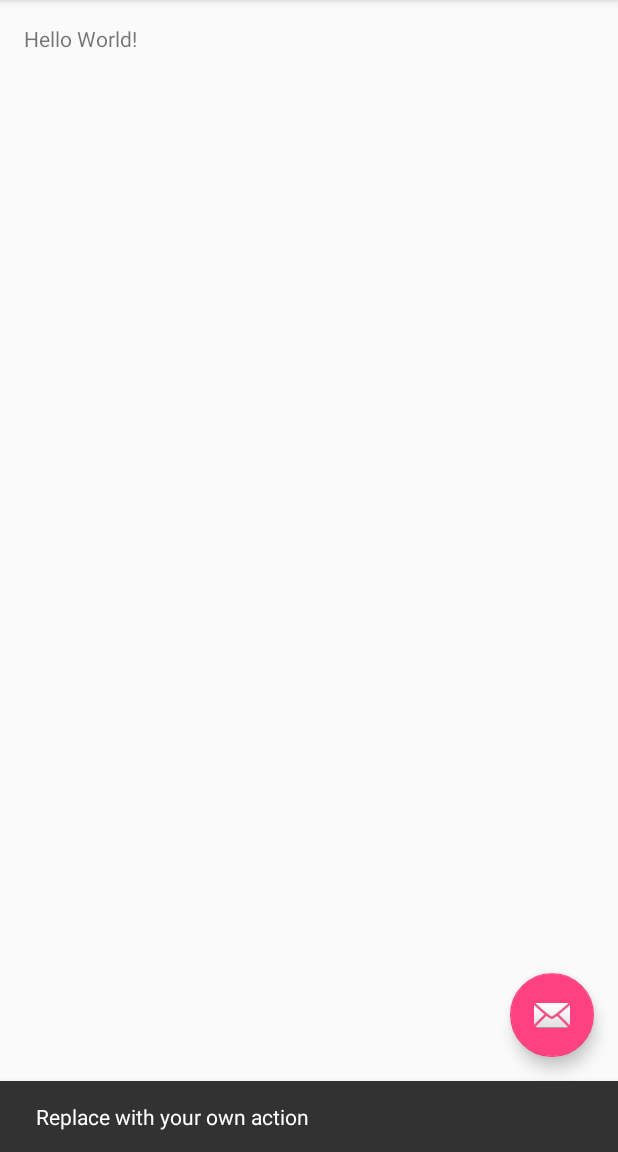
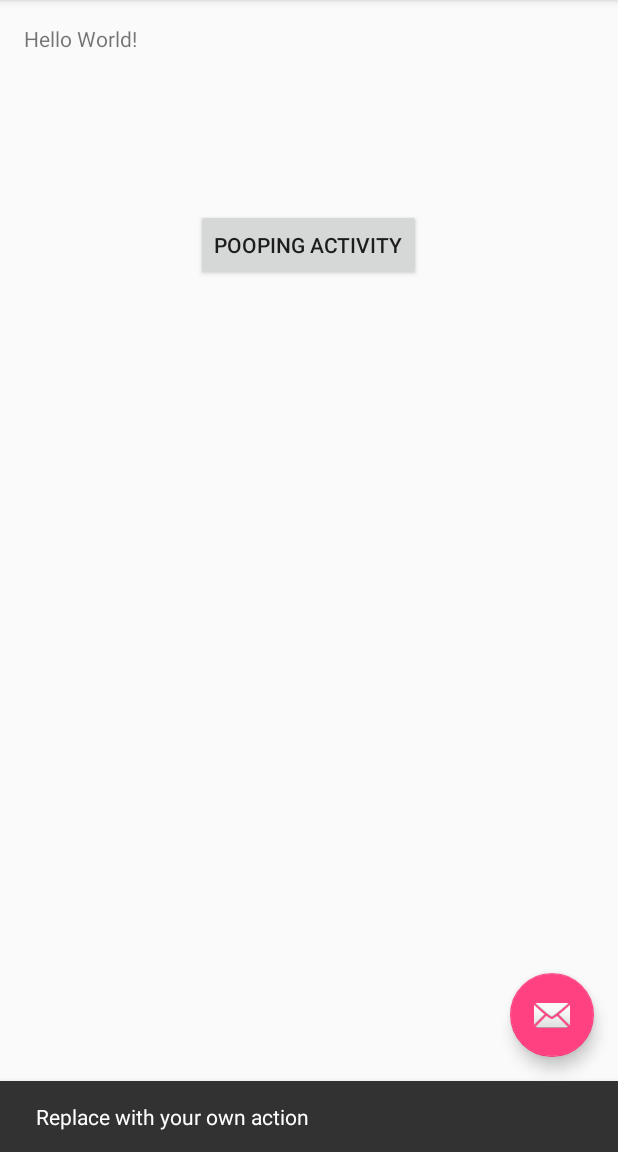
Before and after one commit to yhc5/HappyPoo, an Android app: the screen it shows after launch (MainActivity), after a tap on an icon or button, on a phone screen of 412 x 824 dp, the part 84-1236 px from its top. Run offline under Robolectric (Android 15) with nearby library versions, the phone set to English and light mode, and no system bars.

Commit message:
StartedPoopingActivity

```diff
--- a/app/src/main/AndroidManifest.xml
+++ b/app/src/main/AndroidManifest.xml
@@ -18,6 +18,10 @@
                 <category android:name="android.intent.category.LAUNCHER" />
             </intent-filter>
         </activity>
+        <activity
+            android:name=".PoopingActivity"
+            android:label="@string/title_activity_pooping" >
+        </activity>
     </application>
 
 </manifest>
--- a/app/src/main/res/layout/content_main.xml
+++ b/app/src/main/res/layout/content_main.xml
@@ -7,8 +7,20 @@
     android:paddingTop="@dimen/activity_vertical_margin"
     android:paddingBottom="@dimen/activity_vertical_margin"
     app:layout_behavior="@string/appbar_scrolling_view_behavior"
-    tools:showIn="@layout/activity_main" tools:context=".MainActivity">
+    tools:showIn="@layout/activity_main" tools:context=".PoopingActivity">
 
     <TextView android:text="Hello World!" android:layout_width="wrap_content"
-        android:layout_height="wrap_content" />
+        android:layout_height="wrap_content"
+        android:id="@+id/textView" />
+
+    <Button
+        style="?android:attr/buttonStyleSmall"
+        android:layout_width="wrap_content"
+        android:layout_height="wrap_content"
+        android:text="Pooping Activity"
+        android:id="@+id/PoopingActivity"
+        android:layout_marginTop="104dp"
+        android:layout_below="@+id/textView"
+        android:layout_centerHorizontal="true"
+        android:nestedScrollingEnabled="false" />
 </RelativeLayout>
--- a/app/src/main/res/values/strings.xml
+++ b/app/src/main/res/values/strings.xml
@@ -1,4 +1,7 @@
 <resources>
     <string name="app_name">HappyPoo</string>
     <string name="action_settings">Settings</string>
+    <string name="title_activity_pooping">PoopingActivity</string>
+
+    <string name="hello_world">Hello world!</string>
 </resources>
```
Also changed, not shown: app/src/main/java/comapplication/example/yoonhyung/happypoo/ImageAdapter.java (added, +61 -0 lines), app/src/main/java/comapplication/example/yoonhyung/happypoo/PoopingActivity.java (added, +58 -0 lines), app/src/main/res/layout/activity_pooping.xml (added, +12 -0 lines), app/src/main/res/menu/menu_pooping.xml (added, +7 -0 lines), app/src/main/res/Photos/SongPoop9.png (added), 1 other file.
